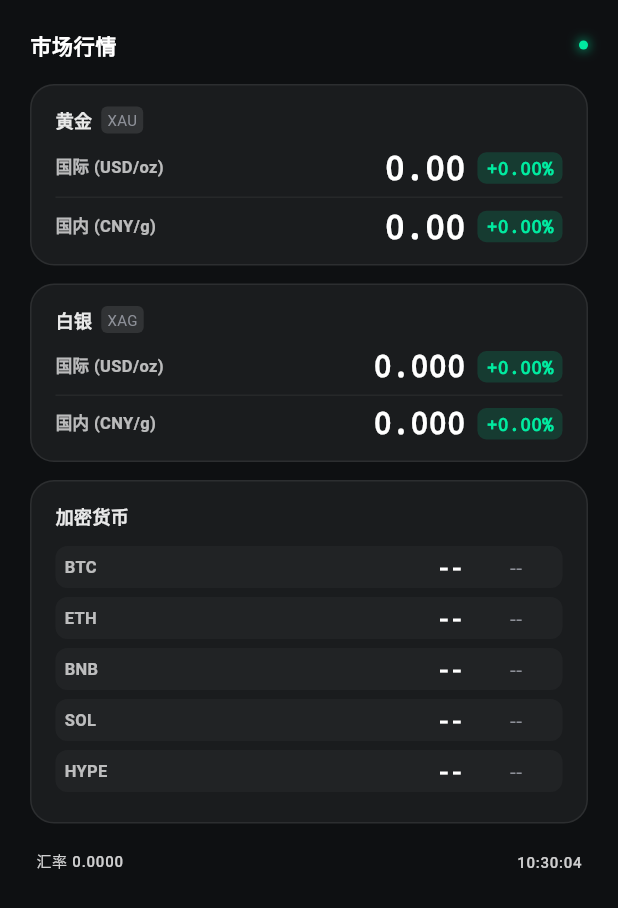
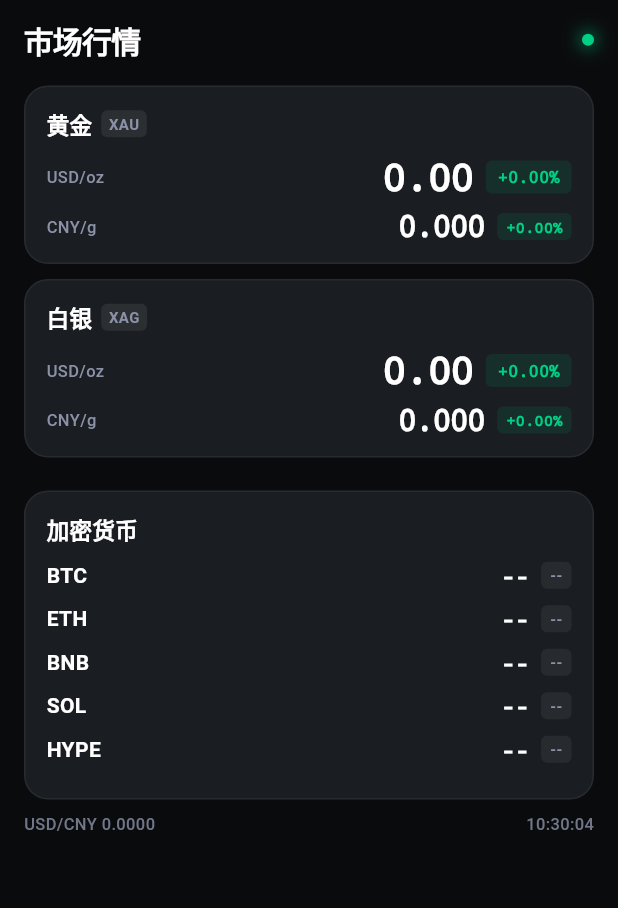
Before and after one commit to harrywu666/market-floating-window, a Flutter app: the screen it shows after launch, on a phone screen of 412 x 824 dp. Shown: the top 908 px of the screen. Run offline on Flutter 3.47's test engine with Material 3 defaults, Android fonts, the phone set to English and light mode, and no system bars; our stand-ins replace shared_preferences; missing offline and left inert: fast_gbk; network calls fail.

Commit message:
feat: 现代化UI设计，优化布局和间距

```diff
--- a/gold_app/lib/main.dart
+++ b/gold_app/lib/main.dart
@@ -1,5 +1,6 @@
 import 'dart:async';
 import 'package:flutter/material.dart';
+import 'package:flutter/services.dart';
 import 'package:shared_preferences/shared_preferences.dart';
 import 'package:intl/intl.dart';
 import 'data_fetcher.dart';
@@ -9,27 +10,21 @@ import 'package:flutter/foundation.dart';
 
 void main() {
   print("DEBUG: Starting GoldApp with HttpOverrides...");
-  HttpOverrides.global = MyHttpOverrides(); // Bypass SSL for proxy
+  HttpOverrides.global = MyHttpOverrides();
   runApp(const GoldApp());
 }
 
-// Dev only: Accept any certificate and use explicit proxy
 class MyHttpOverrides extends HttpOverrides {
   @override
   HttpClient createHttpClient(SecurityContext? context) {
     return super.createHttpClient(context)
       ..findProxy = (uri) {
-        // Release 模式（真机正式版）：完全依赖系统代理（Clash 等分应用代理）
         if (kReleaseMode) {
           return "DIRECT";
         }
-
-        // Debug 模式：仅对 OKX 使用模拟器代理 (10.0.2.2 是模拟器访问宿主机的特殊 IP)
-        // 真机调试时，如需使用系统代理，请改为返回 "DIRECT"
         if (uri.host.contains('okx.com')) {
-          return "PROXY 10.0.2.2:7897"; // 模拟器专用
+          return "PROXY 10.0.2.2:7897";
         }
-
         return "DIRECT";
       }
       ..badCertificateCallback = (X509Certificate cert, String host, int port) {
@@ -44,18 +39,23 @@ class GoldApp extends StatelessWidget {
 
   @override
   Widget build(BuildContext context) {
-    // CSS Ref: --bg-app: rgba(14, 16, 18, 0.95);
-    const Color bgApp = Color(0xFF0E1012);
+    SystemChrome.setSystemUIOverlayStyle(
+      const SystemUiOverlayStyle(
+        statusBarColor: Colors.transparent,
+        statusBarIconBrightness: Brightness.light,
+        systemNavigationBarColor: Color(0xFF0A0B0D),
+        systemNavigationBarIconBrightness: Brightness.light,
+      ),
+    );
 
     return MaterialApp(
       title: 'Gold Monitor',
+      debugShowCheckedModeBanner: false,
       theme: ThemeData.dark().copyWith(
-        scaffoldBackgroundColor: bgApp,
-        // CSS Ref: --card-bg: rgba(255, 255, 255, 0.05);
-        cardColor: const Color(0x0DFFFFFF),
+        scaffoldBackgroundColor: const Color(0xFF0A0B0D),
         colorScheme: const ColorScheme.dark(
           primary: Color(0xFFFFD700),
-          surface: Color(0x0DFFFFFF),
+          surface: Color(0xFF1A1D21),
         ),
       ),
       home: const HomePage(),
@@ -70,14 +70,15 @@ class HomePage extends StatefulWidget {
   State<HomePage> createState() => _HomePageState();
 }
 
-class _HomePageState extends State<HomePage> {
+class _HomePageState extends State<HomePage> with TickerProviderStateMixin {
   final GoldDataFetcher _fetcher = GoldDataFetcher();
   Timer? _timer;
   Map<String, dynamic> _data = {};
   bool _isLoading = true;
   String _updateTime = "--:--:--";
 
-  // Visibility Config
+  late AnimationController _pulseController;
+
   Map<String, bool> _config = {
     "gold": true,
     "silver": true,
@@ -90,32 +91,32 @@ class _HomePageState extends State<HomePage> {
   };
   final List<String> _cryptoOrder = ['BTC', 'ETH', 'BNB', 'SOL', 'HYPE'];
 
-  // CSS Colors
-  static const Color colUp = Color(0xFF00EBA0);
-  static const Color colUpBg = Color(0x2600EBA0); // alpha 0.15
-  static const Color colDown = Color(0xFFFF4555);
-  static const Color colDownBg = Color(0x26FF4555); // alpha 0.15
+  // Modern Color Palette
+  static const Color colUp = Color(0xFF00D084);
+  static const Color colUpBg = Color(0x1A00D084);
+  static const Color colDown = Color(0xFFFF4757);
+  static const Color colDownBg = Color(0x1AFF4757);
   static const Color textPrimary = Colors.white;
-  static const Color textSecondary = Color(0xFF8E9199);
-
-  // Fonts
-  // Note: 'SF Mono' is not default on Android, using monospace or Robot
-  static const TextStyle fontNum =
-      TextStyle(fontFamily: 'monospace', package: null);
-  static const TextStyle fontUi = TextStyle(fontFamily: 'Roboto');
+  static const Color textSecondary = Color(0xFF8B92A8);
+  static const Color cardBg = Color(0xFF1A1D21);
 
   @override
   void initState() {
     super.initState();
+    _pulseController = AnimationController(
+      duration: const Duration(seconds: 2),
+      vsync: this,
+    )..repeat();
+
     _loadConfig();
     _fetchData();
-    _timer =
-        Timer.periodic(const Duration(seconds: 4), (timer) => _fetchData());
+    _timer = Timer.periodic(const Duration(seconds: 4), (timer) => _fetchData());
   }
 
   @override
   void dispose() {
     _timer?.cancel();
+    _pulseController.dispose();
     super.dispose();
   }
 
@@ -132,14 +133,6 @@ class _HomePageState extends State<HomePage> {
     }
   }
 
-  Future<void> _toggleConfig(String key) async {
-    final prefs = await SharedPreferences.getInstance();
-    setState(() {
-      _config[key] = !(_config[key] ?? true);
-    });
-    prefs.setBool("show_$key", _config[key]!);
-  }
-
   Future<void> _fetchData() async {
     final data = await _fetcher.fetchAll();
     if (mounted) {
@@ -154,24 +147,38 @@ class _HomePageState extends State<HomePage> {
   @override
   Widget build(BuildContext context) {
     return Scaffold(
-      // App Container style from CSS
-      // padding: 20px -> EdgeInsets.all(20)
+      backgroundColor: const Color(0xFF0A0B0D),
       body: SafeArea(
         child: _isLoading && _data.isEmpty
-            ? const Center(child: CircularProgressIndicator())
+            ? const Center(
+                child: CircularProgressIndicator(
+                  color: Color(0xFFFFD700),
+                ),
+              )
             : RefreshIndicator(
                 onRefresh: _fetchData,
-                child: ListView(
-                  padding: const EdgeInsets.all(20),
+                color: const Color(0xFFFFD700),
+                backgroundColor: cardBg,
+                child: SingleChildScrollView(
+                  physics: const BouncingScrollPhysics(),
+                  child: Padding(
+                    padding: const EdgeInsets.fromLTRB(16, 12, 16, 16),
+                    child: Column(
+                      crossAxisAlignment: CrossAxisAlignment.start,
                       children: [
                         _buildHeader(),
                         const SizedBox(height: 16),
                         if (_config['gold'] == true) _buildGoldCard(),
                         if (_config['silver'] == true) _buildSilverCard(),
-                    if (_config['crypto'] == true) _buildCryptoCard(),
-                    const SizedBox(height: 6), // Spacer for footer
+                        if (_config['crypto'] == true) ...[
+                          const SizedBox(height: 12),
+                          _buildCryptoSection(),
+                        ],
+                        const SizedBox(height: 8),
                         _buildFooter(),
                       ],
+                    ),
+                  ),
                 ),
               ),
       ),
@@ -179,249 +186,342 @@ class _HomePageState extends State<HomePage> {
   }
 
   Widget _buildHeader() {
-    final statusColor = colUp;
     return Row(
       mainAxisAlignment: MainAxisAlignment.spaceBetween,
       children: [
-        const Text("市场行情",
+        const Text(
+          "市场行情",
           style: TextStyle(
-                fontSize: 14,
+            fontSize: 20,
             fontWeight: FontWeight.w800,
             color: textPrimary,
-                letterSpacing: 0.5)),
-        // Status Dot
-        Container(
-          width: 6,
-          height: 6,
+            letterSpacing: -0.5,
+          ),
+        ),
+        AnimatedBuilder(
+          animation: _pulseController,
+          builder: (context, child) {
+            return Container(
+              width: 8,
+              height: 8,
               decoration: BoxDecoration(
-              color: statusColor,
+                color: colUp,
                 shape: BoxShape.circle,
-              boxShadow: [BoxShadow(color: statusColor, blurRadius: 6)]),
-        )
+                boxShadow: [
+                  BoxShadow(
+                    color: colUp.withOpacity(0.4 + 0.3 * _pulseController.value),
+                    blurRadius: 6 + 3 * _pulseController.value,
+                    spreadRadius: 1.5 * _pulseController.value,
+                  ),
                 ],
+              ),
             );
-  }
-
-  // Card Common Style
-  Widget _buildCardBase({required Widget child}) {
-    return Container(
-      margin: const EdgeInsets.only(bottom: 12),
-      padding: const EdgeInsets.symmetric(horizontal: 16, vertical: 14),
-      decoration: BoxDecoration(
-        color: const Color(0x0DFFFFFF), // --card-bg
-        borderRadius: BorderRadius.circular(16),
-        border: Border.all(
-            color: const Color(0x14FFFFFF), width: 1), // --card-border
+          },
         ),
-      child: child,
+      ],
     );
   }
 
   Widget _buildGoldCard() {
     final gold = _data['gold'] ?? {};
     final status = _data['market_status']?['gold'] ?? 'open';
-    return _buildCardBase(
-        child: Column(
-      children: [
-        _buildCardHeader("黄金", "XAU", status),
-        const SizedBox(height: 12),
-        _buildRow("国际 (USD/oz)", gold['intl'], gold['intl_change']),
-        const Padding(
-          padding: EdgeInsets.symmetric(vertical: 8),
-          child: Divider(height: 1, color: Color(0x0DFFFFFF)), // --row-divider
-        ),
-        _buildRow("国内 (CNY/g)", gold['dom'], gold['dom_change']),
-      ],
-    ));
+    return _buildMetalCard(
+      label: "黄金",
+      symbol: "XAU",
+      status: status,
+      intlPrice: gold['intl'],
+      intlChange: gold['intl_change'],
+      domPrice: gold['dom'],
+      domChange: gold['dom_change'],
+      intlUnit: "USD/oz",
+      domUnit: "CNY/g",
+    );
   }
 
   Widget _buildSilverCard() {
     final silver = _data['silver'] ?? {};
     final status = _data['market_status']?['silver'] ?? 'open';
-    return _buildCardBase(
-        child: Column(
-      children: [
-        _buildCardHeader("白银", "XAG", status),
-        const SizedBox(height: 12),
-        _buildRow("国际 (USD/oz)", silver['intl'], silver['intl_change'],
-            isSilver: true),
-        const Padding(
-          padding: EdgeInsets.symmetric(vertical: 8),
-          child: Divider(height: 1, color: Color(0x0DFFFFFF)), // --row-divider
-        ),
-        _buildRow("国内 (CNY/g)", silver['dom'], silver['dom_change'],
-            isSilver: true),
-      ],
-    ));
+    return _buildMetalCard(
+      label: "白银",
+      symbol: "XAG",
+      status: status,
+      intlPrice: silver['intl'],
+      intlChange: silver['intl_change'],
+      domPrice: silver['dom'],
+      domChange: silver['dom_change'],
+      intlUnit: "USD/oz",
+      domUnit: "CNY/g",
+    );
   }
 
-  Widget _buildCardHeader(String label, String symbol, String status) {
-    return Row(
+  Widget _buildMetalCard({
+    required String label,
+    required String symbol,
+    required String status,
+    dynamic intlPrice,
+    dynamic intlChange,
+    dynamic domPrice,
+    dynamic domChange,
+    required String intlUnit,
+    required String domUnit,
+  }) {
+    return Container(
+      margin: const EdgeInsets.only(bottom: 10),
+      padding: const EdgeInsets.all(14),
+      decoration: BoxDecoration(
+        color: cardBg,
+        borderRadius: BorderRadius.circular(16),
+        border: Border.all(
+          color: Colors.white.withOpacity(0.06),
+          width: 1,
+        ),
+      ),
+      child: Column(
+        crossAxisAlignment: CrossAxisAlignment.start,
         children: [
-        Text(label,
+          // Header
+          Row(
+            children: [
+              Text(
+                label,
                 style: const TextStyle(
-                fontSize: 12,
+                  fontSize: 15,
                   fontWeight: FontWeight.w700,
-                color: Color(0xE6FFFFFF) // rgba 0.9
-                )),
+                  color: textPrimary,
+                ),
+              ),
               const SizedBox(width: 6),
               Container(
-          padding: const EdgeInsets.symmetric(horizontal: 4, vertical: 2),
+                padding: const EdgeInsets.symmetric(horizontal: 5, vertical: 2),
                 decoration: BoxDecoration(
-              color: const Color(0x1AFFFFFF), // rgba 0.1
-              borderRadius: BorderRadius.circular(4)),
-          child: Text(symbol,
+                  color: Colors.white.withOpacity(0.08),
+                  borderRadius: BorderRadius.circular(4),
+                ),
+                child: Text(
+                  symbol,
                   style: const TextStyle(
-                  fontSize: 10, color: textSecondary, fontFamily: 'Roboto')),
+                    fontSize: 10,
+                    fontWeight: FontWeight.w600,
+                    color: textSecondary,
+                  ),
+                ),
               ),
               const Spacer(),
               if (status == 'closed')
                 Container(
                   padding: const EdgeInsets.symmetric(horizontal: 6, vertical: 2),
                   decoration: BoxDecoration(
-                color: const Color(0x40FFAA00), // rgba 0.25 (approx)
+                    color: const Color(0x26FFAA00),
                     borderRadius: BorderRadius.circular(4),
-                border: Border.all(color: const Color(0x66FFAA00))),
-            child: const Text("休市",
+                    border: Border.all(
+                      color: const Color(0x40FFAA00),
+                      width: 1,
+                    ),
+                  ),
+                  child: const Text(
+                    "休市",
                     style: TextStyle(
                       fontSize: 9,
                       color: Color(0xFFFFAA00),
-                    fontWeight: FontWeight.w600)),
-          )
+                      fontWeight: FontWeight.w600,
+                    ),
+                  ),
+                ),
+            ],
+          ),
+          const SizedBox(height: 12),
+          // International Price
+          _buildPriceRow(
+            unit: intlUnit,
+            price: intlPrice,
+            change: intlChange,
+            isLarge: true,
+          ),
+          const SizedBox(height: 10),
+          // Domestic Price
+          _buildPriceRow(
+            unit: domUnit,
+            price: domPrice,
+            change: domChange,
+            isLarge: false,
+          ),
+        ],
+      ),
+    );
+  }
+
+  Widget _buildPriceRow({
+    required String unit,
+    dynamic price,
+    dynamic change,
+    required bool isLarge,
+  }) {
+    return Row(
+      mainAxisAlignment: MainAxisAlignment.spaceBetween,
+      crossAxisAlignment: CrossAxisAlignment.center,
+      children: [
+        Text(
+          unit,
+          style: const TextStyle(
+            fontSize: 11,
+            fontWeight: FontWeight.w500,
+            color: textSecondary,
+          ),
+        ),
+        Row(
+          crossAxisAlignment: CrossAxisAlignment.center,
+          children: [
+            Text(
+              formatPrice(price, isLarge ? 2 : 3),
+              style: TextStyle(
+                fontFamily: 'monospace',
+                fontSize: isLarge ? 26 : 20,
+                fontWeight: FontWeight.w700,
+                color: textPrimary,
+                letterSpacing: -0.5,
+                height: 1,
+              ),
+            ),
+            const SizedBox(width: 8),
+            _buildChangeBadge(change, isSmall: !isLarge),
+          ],
+        ),
       ],
     );
   }
 
-  Widget _buildCryptoCard() {
-    final crypto = _data['crypto'] ?? {};
-    return _buildCardBase(
-        child: Column(
-      crossAxisAlignment: CrossAxisAlignment.start,
-      children: [
-        const Text("加密货币",
+  Widget _buildChangeBadge(dynamic change, {bool isSmall = false}) {
+    if (change == null) {
+      return Container(
+        padding: EdgeInsets.symmetric(horizontal: isSmall ? 6 : 8, vertical: isSmall ? 2 : 3),
+        decoration: BoxDecoration(
+          color: Colors.white.withOpacity(0.06),
+          borderRadius: BorderRadius.circular(4),
+        ),
+        child: Text(
+          "--",
           style: TextStyle(
-                fontSize: 12,
-                fontWeight: FontWeight.w700,
-                color: Color(0xE6FFFFFF))),
-        const SizedBox(height: 12),
-        Column(
-          children: _cryptoOrder.where((s) => _config[s] == true).map((sym) {
-            final info = crypto[sym];
-            return Container(
-              margin: const EdgeInsets.only(bottom: 6),
-              padding: const EdgeInsets.symmetric(horizontal: 6, vertical: 4),
-              decoration: BoxDecoration(
-                  color: const Color(0x08FFFFFF), // rgba 0.03 approx
-                  borderRadius: BorderRadius.circular(8)),
-              child: Row(
-                children: [
-                  SizedBox(
-                      width: 40,
-                      child: Text(sym,
-                          style: const TextStyle(
-                              fontSize: 11,
-                              fontWeight: FontWeight.w700,
-                              color: Color(0xB3FFFFFF) // 0.7
-                              ))),
-                  Expanded(
-                      child: Text(
-                          info == null ? "--" : formatPrice(info['price']),
-                          textAlign: TextAlign.right,
-                          style: fontNum.copyWith(
-                              fontSize: 14,
+            fontSize: isSmall ? 10 : 11,
             fontWeight: FontWeight.w600,
-                              color: textPrimary))),
-                  const SizedBox(width: 10),
-                  SizedBox(
-                      width: 50,
-                      child: _buildChangeTag(info?['change'], fontSize: 11))
-                ],
+            color: textSecondary,
+          ),
         ),
       );
-          }).toList(),
-        ),
-      ],
-    ));
     }
-
-  Widget _buildRow(String label, dynamic price, dynamic change,
-      {bool isSilver = false}) {
-    // CSS .big-price: 22px / .small-mod: 20px
-    final double priceSize = isSilver ? 20 : 22;
-
-    return Row(
-      crossAxisAlignment: CrossAxisAlignment.center,
-      mainAxisAlignment: MainAxisAlignment.spaceBetween,
-      children: [
-        Text(label,
-            style: const TextStyle(
-                fontSize: 11,
-                fontWeight: FontWeight.w600,
-                color: Color(0xB3FFFFFF) // 0.7
-                )),
-        Row(
-          crossAxisAlignment: CrossAxisAlignment.center,
-          children: [
-            Text(
-              formatPrice(price, isSilver ? 3 : 2),
-              style: fontNum.copyWith(
-                  fontSize: priceSize,
-                  fontWeight: FontWeight.w700,
-                  color: textPrimary,
-                  height: 1.0),
-            ),
-            const SizedBox(width: 8),
-            _buildChangeTag(change),
-          ],
-        )
-      ],
-    );
-  }
-
-  Widget _buildChangeTag(dynamic change, {double fontSize = 12}) {
-    if (change == null)
-      return Container(
-          width: 50,
-          alignment: Alignment.center,
-          child: const Text("--", style: TextStyle(color: textSecondary)));
 
     final val = (change as num).toDouble();
     final text = (val >= 0 ? "+" : "") + val.toStringAsFixed(2) + "%";
     final isUp = val >= 0;
 
     return Container(
-      padding: const EdgeInsets.symmetric(horizontal: 6, vertical: 2),
+      padding: EdgeInsets.symmetric(horizontal: isSmall ? 6 : 8, vertical: isSmall ? 2 : 3),
       decoration: BoxDecoration(
         color: isUp ? colUpBg : colDownBg,
-          borderRadius: BorderRadius.circular(6)),
-      constraints: const BoxConstraints(minWidth: 50),
-      alignment: Alignment.center,
-      child: Text(text,
-          style: fontNum.copyWith(
+        borderRadius: BorderRadius.circular(4),
+      ),
+      child: Text(
+        text,
+        style: TextStyle(
+          fontFamily: 'monospace',
           color: isUp ? colUp : colDown,
-              fontSize: fontSize,
-              fontWeight: FontWeight.w600)),
+          fontSize: isSmall ? 10 : 11,
+          fontWeight: FontWeight.w700,
+        ),
+      ),
+    );
+  }
+
+  Widget _buildCryptoSection() {
+    final crypto = _data['crypto'] ?? {};
+
+    return Container(
+      padding: const EdgeInsets.all(14),
+      decoration: BoxDecoration(
+        color: cardBg,
+        borderRadius: BorderRadius.circular(16),
+        border: Border.all(
+          color: Colors.white.withOpacity(0.06),
+          width: 1,
+        ),
+      ),
+      child: Column(
+        crossAxisAlignment: CrossAxisAlignment.start,
+        children: [
+          const Text(
+            "加密货币",
+            style: TextStyle(
+              fontSize: 15,
+              fontWeight: FontWeight.w700,
+              color: textPrimary,
+            ),
+          ),
+          const SizedBox(height: 10),
+          ..._cryptoOrder.where((s) => _config[s] == true).map((sym) {
+            final info = crypto[sym];
+            return _buildCryptoItem(sym, info);
+          }).toList(),
+        ],
+      ),
+    );
+  }
+
+  Widget _buildCryptoItem(String symbol, dynamic info) {
+    return Container(
+      margin: const EdgeInsets.only(bottom: 8),
+      child: Row(
+        mainAxisAlignment: MainAxisAlignment.spaceBetween,
+        children: [
+          Text(
+            symbol,
+            style: const TextStyle(
+              fontSize: 14,
+              fontWeight: FontWeight.w600,
+              color: textPrimary,
+            ),
+          ),
+          Row(
+            children: [
+              Text(
+                info == null ? "--" : formatPrice(info['price']),
+                style: const TextStyle(
+                  fontFamily: 'monospace',
+                  fontSize: 15,
+                  fontWeight: FontWeight.w600,
+                  color: textPrimary,
+                ),
+              ),
+              const SizedBox(width: 8),
+              _buildChangeBadge(info?['change'], isSmall: true),
+            ],
+          ),
+        ],
+      ),
     );
   }
 
   Widget _buildFooter() {
     final rate = _data['exchange_rate'] ?? 0.0;
-    // CSS .footer-info
-    const footerStyle = TextStyle(
-        fontSize: 10,
-        color: Color(0xCCFFFFFF), // 0.8
-        fontWeight: FontWeight.w500,
-        letterSpacing: 0.5);
 
-    return Padding(
-      padding: const EdgeInsets.symmetric(horizontal: 4),
-      child: Row(
+    return Row(
       mainAxisAlignment: MainAxisAlignment.spaceBetween,
       children: [
-          Text("汇率 ${rate.toStringAsFixed(4)}", style: footerStyle),
-          Text(_updateTime, style: footerStyle),
+        Text(
+          "USD/CNY ${rate.toStringAsFixed(4)}",
+          style: TextStyle(
+            fontSize: 11,
+            fontWeight: FontWeight.w500,
+            color: textSecondary.withOpacity(0.8),
+          ),
+        ),
+        Text(
+          _updateTime,
+          style: TextStyle(
+            fontSize: 11,
+            fontWeight: FontWeight.w500,
+            color: textSecondary.withOpacity(0.8),
+          ),
+        ),
       ],
-      ),
     );
   }
 
```
Lines whose indentation alone changed are shown as unchanged.
